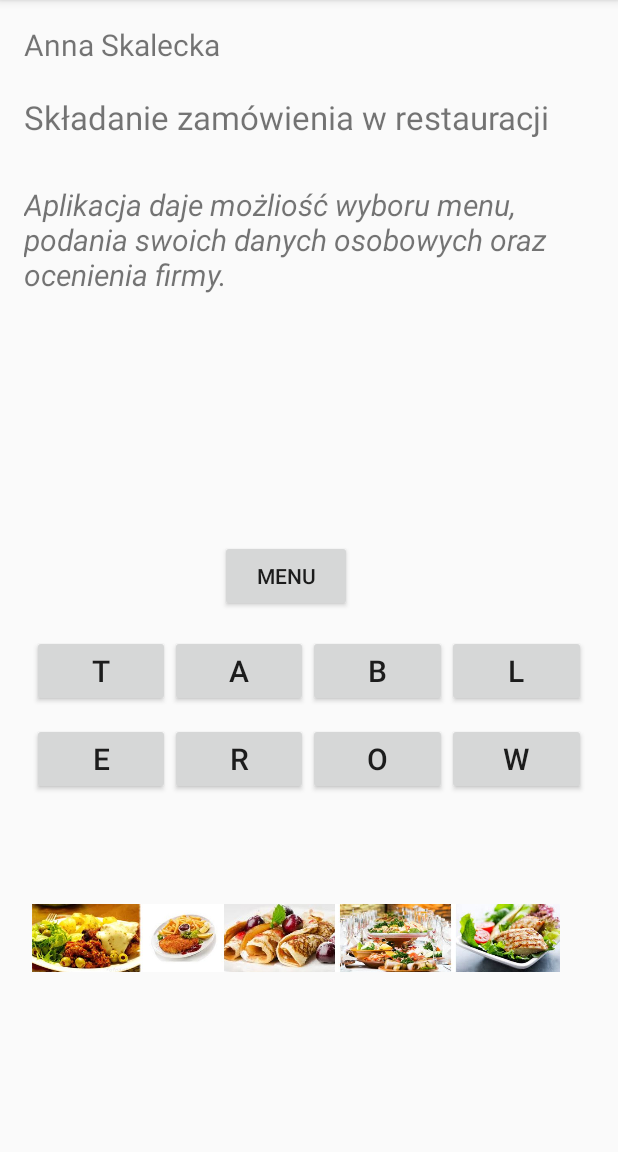
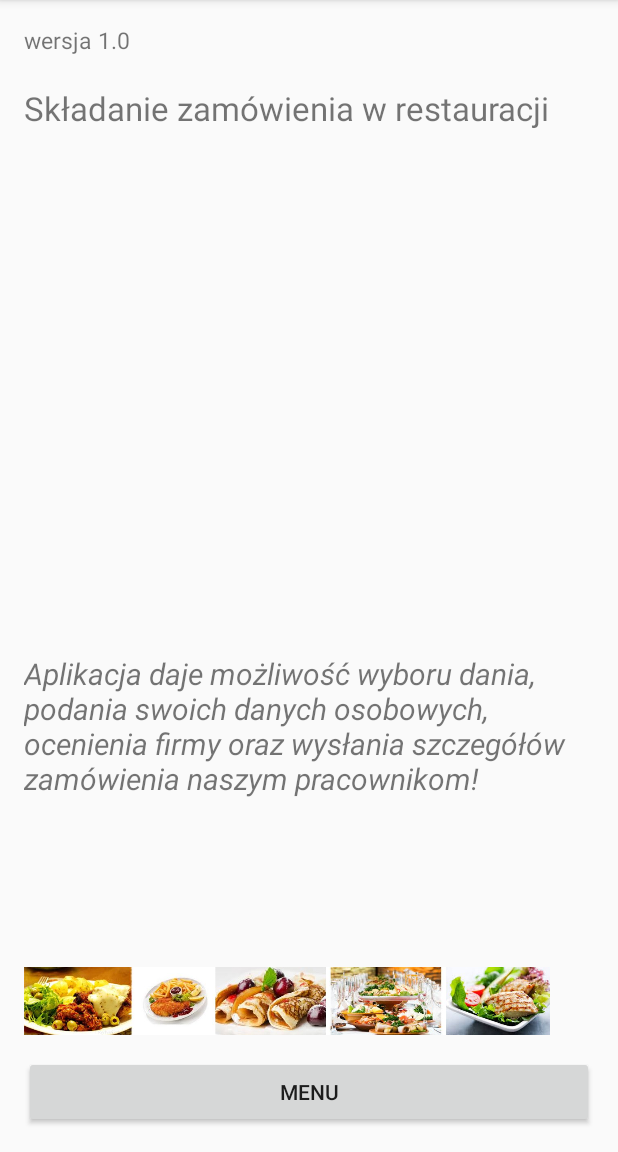
Before and after one commit to nightlinx/Android-Apps, an Android app: the screen it shows after launch (Main), on a phone screen of 412 x 824 dp, the part 84-1236 px from its top. Run offline under Robolectric (Android 15) with nearby library versions, the phone set to English and light mode, and no system bars.

Commit message:
Applications update

```diff
--- a/Restaurant/app/src/main/java/com/example/anna/restaurant/Main.java
+++ b/Restaurant/app/src/main/java/com/example/anna/restaurant/Main.java
@@ -13,7 +13,6 @@ public class Main extends AppCompatActivity {
         setContentView(R.layout.activity_main);
     }
 
-
     public void openMenu(View view) {
         final Intent intent = new Intent(this,Menu.class);
         startActivity(intent);
--- a/Restaurant/app/src/main/res/layout/activity_main.xml
+++ b/Restaurant/app/src/main/res/layout/activity_main.xml
@@ -13,9 +13,9 @@
     <TextView
         android:layout_width="wrap_content"
         android:layout_height="wrap_content"
-        android:text="@string/author"
-        android:id="@+id/authorInfo"
-        android:textSize="20dp"
+        android:text="@string/version"
+        android:id="@+id/version"
+        android:textSize="15dp"
         android:layout_alignParentTop="true"
         android:layout_alignParentStart="true" />
 
@@ -26,7 +26,7 @@
         android:id="@+id/textView"
         android:textSize="22sp"
         android:layout_marginTop="20dp"
-        android:layout_below="@+id/authorInfo"
+        android:layout_below="@+id/version"
         android:layout_alignParentStart="true" />
 
     <Button
@@ -35,9 +35,9 @@
         android:text="@string/menu"
         android:id="@+id/button2"
         android:onClick="openMenu"
-        android:layout_centerVertical="true"
-        android:layout_toEndOf="@+id/authorInfo"
-        android:layout_marginBottom="10dp"/>
+        android:layout_alignParentBottom="true"
+        android:layout_alignParentStart="true"
+        android:layout_alignParentEnd="true" />
 
     <TextView
         android:layout_width="wrap_content"
@@ -45,103 +45,17 @@
         android:text="@string/appInfo"
         android:textStyle="italic"
         android:id="@+id/textView3"
-        android:layout_marginTop="30dp"
-        android:layout_below="@+id/textView"
-        android:layout_centerHorizontal="true"
         android:textSize="20dp"
+        android:layout_above="@+id/imageView2"
+        android:layout_alignParentStart="true"
+        android:layout_marginBottom="50dp" />
 
-        />
-
-    <TableLayout
+    <ImageView
         android:layout_width="match_parent"
-        android:layout_height="match_parent"
+        android:layout_height="wrap_content"
+        android:id="@+id/imageView2"
+        android:src="@drawable/jedzenie"
         android:layout_alignParentBottom="true"
-        android:layout_centerHorizontal="true"
-        android:layout_below="@+id/button2"
-        android:measureWithLargestChild="false">
-
-        <TableRow
-            android:layout_width="wrap_content"
-            android:layout_height="wrap_content"
-            android:padding="5dip">
-
-            <Button
-                android:text="T"
-                android:id="@+id/button9"
-                android:layout_column="1"
-                android:layout_weight="3"
-                android:textSize="20sp"/>
-
-            <Button
-
-                android:text="A"
-                android:id="@+id/button10"
-                android:layout_weight="3"
-                android:textSize="20sp"/>
-
-            <Button
-                android:text="B"
-                android:id="@+id/button11"
-                android:layout_weight="3"
-                android:textSize="20sp"
-            />
-
-            <Button
-                android:text="L"
-                android:id="@+id/button12"
-                android:layout_span="2"
-                android:textSize="20sp"
-                android:layout_weight="3" />
-
-        </TableRow>
-
-        <TableRow
-            android:layout_width="wrap_content"
-            android:layout_height="wrap_content"
-            android:padding="5dip">
-
-            <Button
-                android:text="E"
-                android:id="@+id/button13"
-                android:layout_column="1"
-                android:layout_weight="3"
-                android:textSize="20sp"/>
-
-            <Button
-
-                android:text="r"
-                android:id="@+id/button14"
-                android:layout_weight="3"
-                android:textSize="20sp"/>
-
-            <Button
-                android:text="o"
-                android:id="@+id/button15"
-                android:layout_weight="3"
-                android:textSize="20sp"
-                />
-
-            <Button
-                android:text="w"
-                android:layout_weight="3"
-                android:id="@+id/button16"
-                android:textSize="20sp"/>
-
-        </TableRow>
-
-        <TableRow
-            android:layout_width="wrap_content"
-            android:layout_height="wrap_content"
-            android:padding="5dip" >
-
-
-            <ImageView
-                android:src="@drawable/jedzenie"
-                android:id="@+id/imageView"
-                android:layout_span="5"
-                />
-        </TableRow>
-    </TableLayout>
-
+        android:layout_alignEnd="@+id/textView" />
 
 </RelativeLayout>
--- a/Restaurant/app/src/main/res/values/strings.xml
+++ b/Restaurant/app/src/main/res/values/strings.xml
@@ -1,7 +1,7 @@
 <resources>
     <string name="app_name">Restaurant</string>
-    <string name="author">Anna Skalecka</string>
-    <string name="appInfo">Aplikacja daje możliość wyboru menu, podania swoich danych osobowych oraz ocenienia firmy.</string>
+    <string name="version">wersja 1.0</string>
+    <string name="appInfo">Aplikacja daje możliwość wyboru dania, podania swoich danych osobowych, ocenienia firmy oraz wysłania szczegółów zamówienia naszym pracownikom!</string>
     <string name="appTitle">Składanie zamówienia w restauracji</string>
     <string name="menu">menu</string>
     <string name="ofertaDnia">oferta dnia</string>
@@ -31,4 +31,9 @@
     <string name="rate">Oceń naszą restaurację!</string>
     <string name="relative">relative</string>
     <string name="linear">linear</string>
+    <string name="moreInfo">\@string/podaj wszystkie dane</string>
+    <string name="bonAppetit">\@string/smacznego!</string>
+    <string name="warning">\@string/nic nie zaznaczono!</string>
+    <string name="music">muzyka</string>
+    <string name="zamow">zamow</string>
 </resources>
```
Also changed, not shown: Restaurant/app/src/main/AndroidManifest.xml (+10 -3 lines), Restaurant/app/src/main/java/com/example/anna/restaurant/Contact.java (+9 -28 lines), Restaurant/app/src/main/java/com/example/anna/restaurant/Menu.java (+8 -15 lines), Restaurant/app/src/main/java/com/example/anna/restaurant/Order.java (+10 -5 lines), Restaurant/app/src/main/res/layout/activity_contact.xml (+2 -11 lines), Restaurant/app/src/main/res/layout/activity_menu.xml (+2 -10 lines), Restaurant/app/src/main/res/layout/activity_order.xml (+15 -28 lines), Restaurant/app/src/main/res/drawable/restaurant-screenshot.jpg (added), 1 other file.
